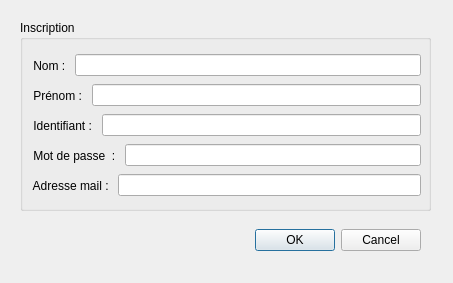
Old version of the form View/viewinscription.ui in the repository Darhal/Trottipret.
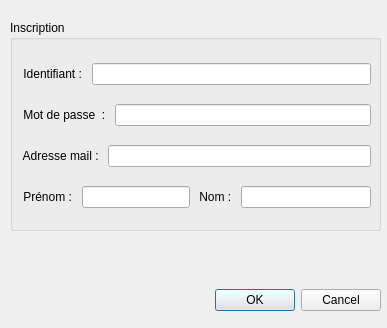
New version of the form.

Patch:
```diff
--- a/View/viewinscription.ui
+++ b/View/viewinscription.ui
@@ -6,8 +6,8 @@
    <rect>
     <x>0</x>
     <y>0</y>
-    <width>453</width>
-    <height>283</height>
+    <width>387</width>
+    <height>328</height>
    </rect>
   </property>
   <property name="windowTitle">
@@ -16,10 +16,10 @@
   <widget class="QLabel" name="warning">
    <property name="geometry">
     <rect>
-     <x>10</x>
-     <y>220</y>
-     <width>321</width>
-     <height>61</height>
+     <x>20</x>
+     <y>240</y>
+     <width>361</width>
+     <height>41</height>
     </rect>
    </property>
    <property name="maximumSize">
@@ -38,10 +38,10 @@
   <widget class="QGroupBox" name="groupBox_2">
    <property name="geometry">
     <rect>
-     <x>20</x>
+     <x>10</x>
      <y>20</y>
-     <width>411</width>
-     <height>191</height>
+     <width>371</width>
+     <height>211</height>
     </rect>
    </property>
    <property name="title">
@@ -52,54 +52,12 @@
      <rect>
       <x>10</x>
       <y>30</y>
-      <width>391</width>
-      <height>31</height>
+      <width>351</width>
+      <height>171</height>
      </rect>
     </property>
-    <layout class="QHBoxLayout" name="horizontalLayout_3">
+    <layout class="QVBoxLayout" name="verticalLayout_2">
      <item>
-      <widget class="QLabel" name="label_6">
-       <property name="text">
-        <string> Nom : </string>
-       </property>
-      </widget>
-     </item>
-     <item>
-      <widget class="QLineEdit" name="nom"/>
-     </item>
-    </layout>
-   </widget>
-   <widget class="QWidget" name="horizontalLayoutWidget_2">
-    <property name="geometry">
-     <rect>
-      <x>10</x>
-      <y>60</y>
-      <width>391</width>
-      <height>31</height>
-     </rect>
-    </property>
-    <layout class="QHBoxLayout" name="horizontalLayout_5">
-     <item>
-      <widget class="QLabel" name="label_7">
-       <property name="text">
-        <string> Prénom : </string>
-       </property>
-      </widget>
-     </item>
-     <item>
-      <widget class="QLineEdit" name="prenom"/>
-     </item>
-    </layout>
-   </widget>
-   <widget class="QWidget" name="horizontalLayoutWidget_3">
-    <property name="geometry">
-     <rect>
-      <x>10</x>
-      <y>90</y>
-      <width>391</width>
-      <height>31</height>
-     </rect>
-    </property>
     <layout class="QHBoxLayout" name="horizontalLayout_4">
      <item>
       <widget class="QLabel" name="label_8">
@@ -112,16 +70,8 @@
       <widget class="QLineEdit" name="identifiant"/>
      </item>
     </layout>
-   </widget>
-   <widget class="QWidget" name="horizontalLayoutWidget_4">
-    <property name="geometry">
-     <rect>
-      <x>10</x>
-      <y>120</y>
-      <width>391</width>
-      <height>31</height>
-     </rect>
-    </property>
+     </item>
+     <item>
     <layout class="QHBoxLayout" name="horizontalLayout_6">
      <item>
       <widget class="QLabel" name="label_9">
@@ -138,16 +88,8 @@
       </widget>
      </item>
     </layout>
-   </widget>
-   <widget class="QWidget" name="horizontalLayoutWidget_5">
-    <property name="geometry">
-     <rect>
-      <x>10</x>
-      <y>150</y>
-      <width>391</width>
-      <height>31</height>
-     </rect>
-    </property>
+     </item>
+     <item>
     <layout class="QHBoxLayout" name="horizontalLayout_7">
      <item>
       <widget class="QLabel" name="label_10">
@@ -160,15 +102,49 @@
       <widget class="QLineEdit" name="adrmail"/>
      </item>
     </layout>
+     </item>
+     <item>
+      <layout class="QHBoxLayout" name="horizontalLayout_2">
+       <item>
+        <layout class="QHBoxLayout" name="horizontalLayout_3">
+         <item>
+          <layout class="QHBoxLayout" name="horizontalLayout_5">
+           <item>
+            <widget class="QLabel" name="label_7">
+             <property name="text">
+              <string> Prénom : </string>
+             </property>
+            </widget>
+           </item>
+           <item>
+            <widget class="QLineEdit" name="prenom"/>
+           </item>
+          </layout>
+         </item>
+         <item>
+          <widget class="QLabel" name="label_6">
+           <property name="text">
+            <string> Nom : </string>
+           </property>
+          </widget>
+         </item>
+         <item>
+          <widget class="QLineEdit" name="nom"/>
+         </item>
+        </layout>
+       </item>
+      </layout>
+     </item>
+    </layout>
    </widget>
   </widget>
   <widget class="QDialogButtonBox" name="buttonBox">
    <property name="geometry">
     <rect>
-     <x>250</x>
-     <y>210</y>
-     <width>171</width>
-     <height>61</height>
+     <x>10</x>
+     <y>280</y>
+     <width>371</width>
+     <height>41</height>
     </rect>
    </property>
    <property name="orientation">
```
Left out of the diff: 2 changed lines with no effect on the pictures. Lines whose indentation alone changed are shown as unchanged.
